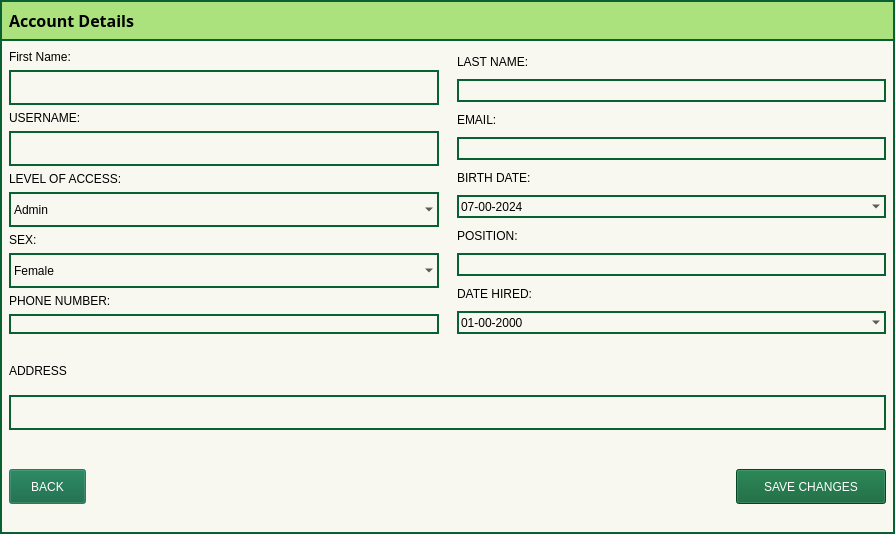
The window that Screens/MainMenuScreens/Security/Dialogs/DLog_UpdateUserDetails.ui (Bideiro/Ranil_project_py) describes before a commit, drawn with Qt 5.
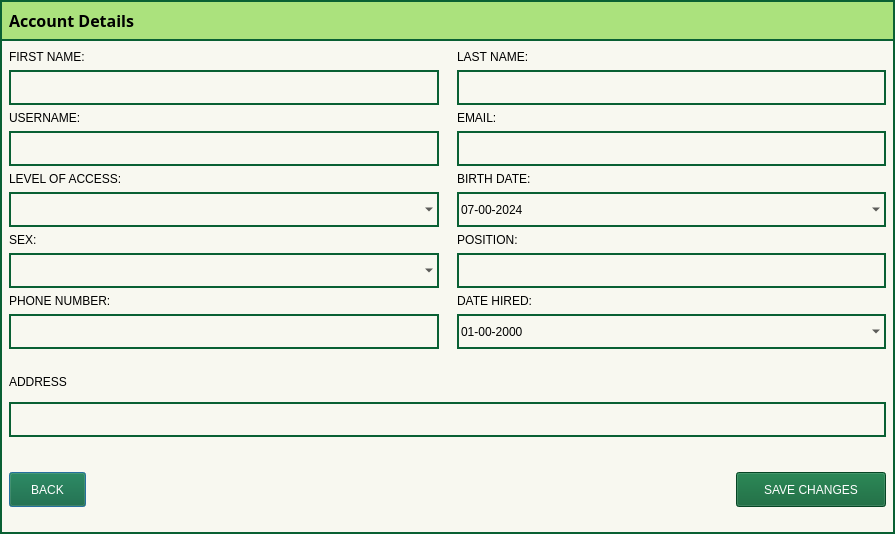
The same window after the commit.

Commit message: updated user update func and adding inventory functions(incomplete)

```diff
--- a/Screens/MainMenuScreens/Security/Dialogs/DLog_UpdateUserDetails.ui
+++ b/Screens/MainMenuScreens/Security/Dialogs/DLog_UpdateUserDetails.ui
@@ -140,7 +140,7 @@
             <item>
              <widget class="QLabel" name="label_2">
               <property name="text">
-               <string>First Name:</string>
+               <string>FIRST NAME:</string>
               </property>
              </widget>
             </item>
@@ -210,16 +210,6 @@
                 <height>35</height>
                </size>
               </property>
-              <item>
-               <property name="text">
-                <string notr="true">Admin</string>
-               </property>
-              </item>
-              <item>
-               <property name="text">
-                <string>Employee</string>
-               </property>
-              </item>
              </widget>
             </item>
             <item>
@@ -243,16 +233,6 @@
                 <height>35</height>
                </size>
               </property>
-              <item>
-               <property name="text">
-                <string>Female</string>
-               </property>
-              </item>
-              <item>
-               <property name="text">
-                <string>Male</string>
-               </property>
-              </item>
              </widget>
             </item>
             <item>
@@ -270,6 +250,12 @@
                 <verstretch>0</verstretch>
                </sizepolicy>
               </property>
+              <property name="minimumSize">
+               <size>
+                <width>25</width>
+                <height>35</height>
+               </size>
+              </property>
               <property name="text">
                <string/>
               </property>
@@ -308,6 +294,12 @@
                 <verstretch>0</verstretch>
                </sizepolicy>
               </property>
+              <property name="minimumSize">
+               <size>
+                <width>25</width>
+                <height>35</height>
+               </size>
+              </property>
              </widget>
             </item>
             <item>
@@ -325,6 +317,12 @@
                 <verstretch>0</verstretch>
                </sizepolicy>
               </property>
+              <property name="minimumSize">
+               <size>
+                <width>25</width>
+                <height>35</height>
+               </size>
+              </property>
              </widget>
             </item>
             <item>
@@ -342,6 +340,12 @@
                 <verstretch>0</verstretch>
                </sizepolicy>
               </property>
+              <property name="minimumSize">
+               <size>
+                <width>25</width>
+                <height>35</height>
+               </size>
+              </property>
               <property name="dateTime">
                <datetime>
                 <hour>0</hour>
@@ -385,6 +389,12 @@
                 <verstretch>0</verstretch>
                </sizepolicy>
               </property>
+              <property name="minimumSize">
+               <size>
+                <width>25</width>
+                <height>35</height>
+               </size>
+              </property>
               <property name="text">
                <string/>
               </property>
@@ -405,6 +415,12 @@
                 <verstretch>0</verstretch>
                </sizepolicy>
               </property>
+              <property name="minimumSize">
+               <size>
+                <width>25</width>
+                <height>35</height>
+               </size>
+              </property>
               <property name="buttonSymbols">
                <enum>QAbstractSpinBox::NoButtons</enum>
               </property>
```
The commit also changes 21 other files.
